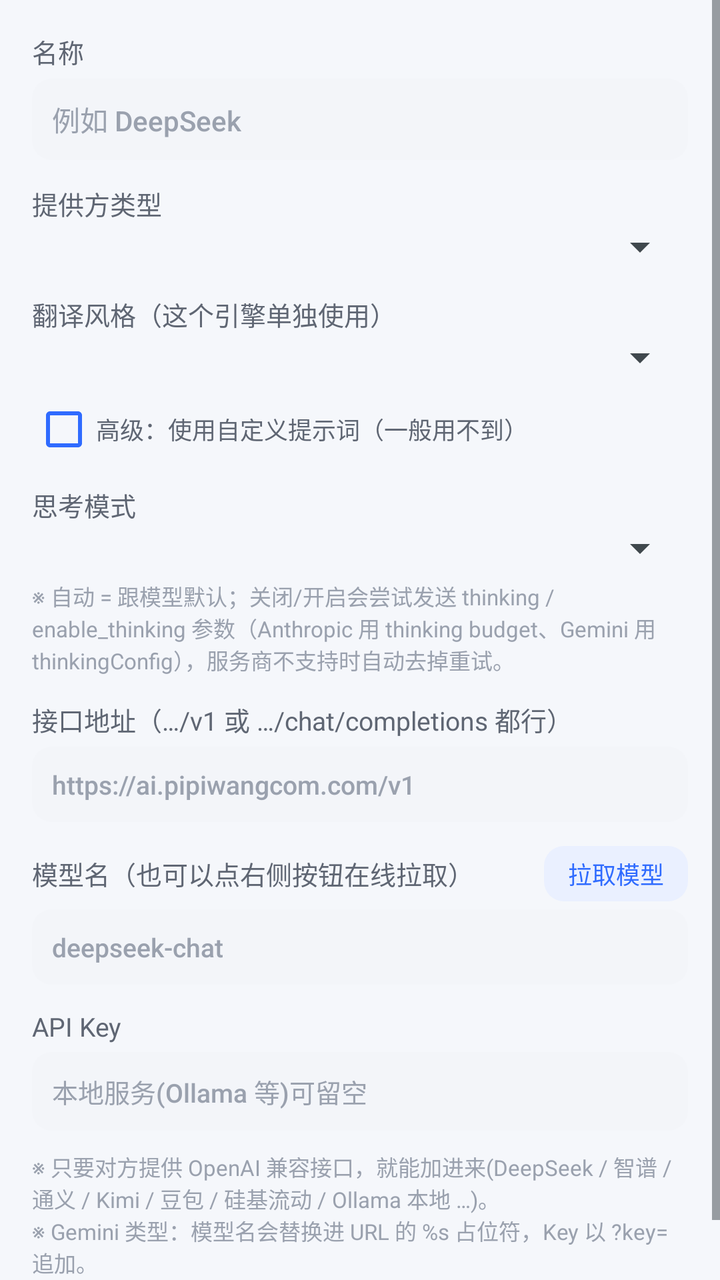
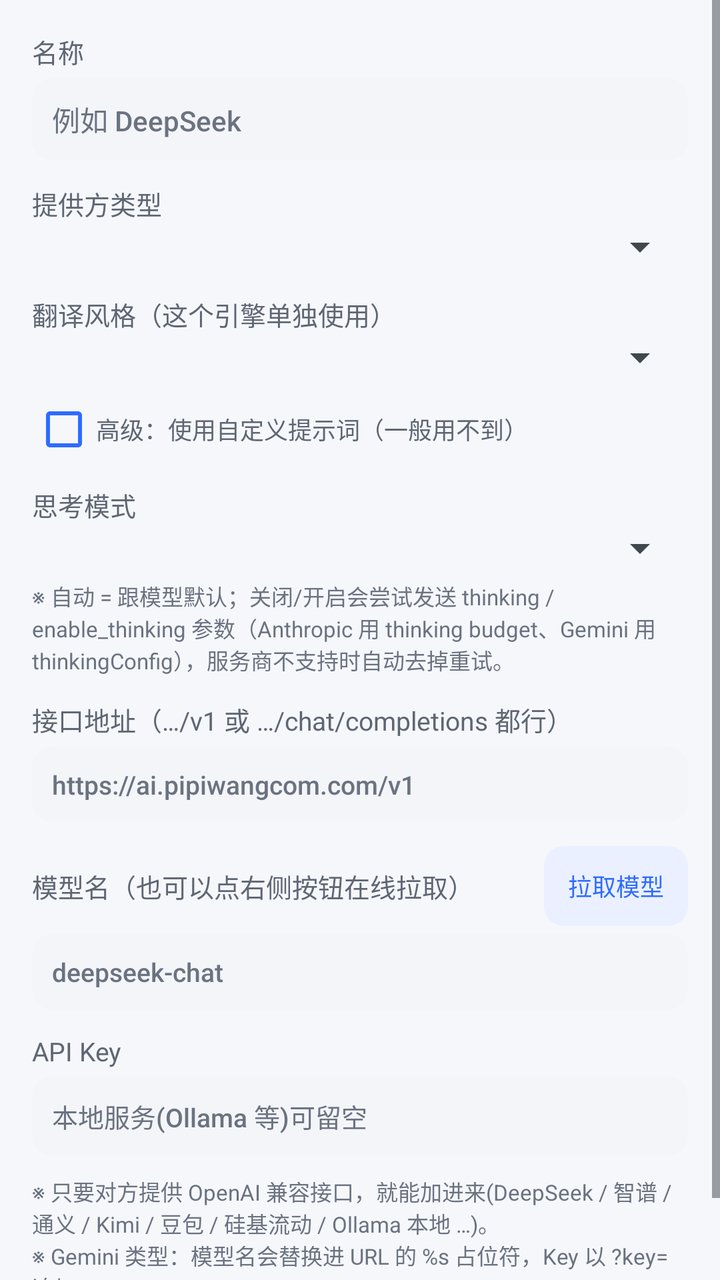

Two renders of the same Android screen: before a commit and after it. Below are the layout's source before the change and the commit's diff.
<!-- AndroidManifest.xml: application theme Theme.LightTrans.Main -->
<!-- res/layout/dialog_engine.xml -->
<?xml version="1.0" encoding="utf-8"?>
<ScrollView xmlns:android="http://schemas.android.com/apk/res/android"
    android:layout_width="match_parent"
    android:layout_height="wrap_content">

    <LinearLayout
        android:layout_width="match_parent"
        android:layout_height="wrap_content"
        android:orientation="vertical"
        android:padding="16dp">

        <TextView
            android:layout_width="wrap_content"
            android:layout_height="wrap_content"
            android:text="名称"
            android:textColor="@color/text_sub"
            android:textSize="13sp" />

        <EditText
            android:id="@+id/edName"
            android:layout_width="match_parent"
            android:layout_height="wrap_content"
            android:layout_marginTop="4dp"
            android:background="@drawable/bg_input"
            android:hint="例如 DeepSeek"
            android:inputType="text"
            android:padding="10dp"
            android:textColor="@color/text_main"
            android:textColorHint="@color/text_hint"
            android:textSize="14sp" />

        <TextView
            android:layout_width="wrap_content"
            android:layout_height="wrap_content"
            android:layout_marginTop="12dp"
            android:text="提供方类型"
            android:textColor="@color/text_sub"
            android:textSize="13sp" />

        <Spinner
            android:id="@+id/spType"
            android:layout_width="match_parent"
            android:layout_height="wrap_content" />

        <TextView
            android:layout_width="wrap_content"
            android:layout_height="wrap_content"
            android:layout_marginTop="12dp"
            android:text="翻译风格（这个引擎单独使用）"
            android:textColor="@color/text_sub"
            android:textSize="13sp" />

        <Spinner
            android:id="@+id/spStyle"
            android:layout_width="match_parent"
            android:layout_height="wrap_content" />

        <CheckBox
            android:id="@+id/cbCustomPrompt"
            android:layout_width="wrap_content"
            android:layout_height="wrap_content"
            android:layout_marginTop="8dp"
            android:buttonTint="@color/primary"
            android:text="高级：使用自定义提示词（一般用不到）"
            android:textColor="@color/text_sub"
            android:textSize="12sp" />

        <LinearLayout
            android:id="@+id/boxCustomPrompt"
            android:layout_width="match_parent"
            android:layout_height="wrap_content"
            android:orientation="vertical"
            android:visibility="gone">

            <TextView
                android:layout_width="match_parent"
                android:layout_height="wrap_content"
                android:layout_marginTop="6dp"
                android:text="留空则用「通用」；{目标语言} 会替换成目标语言。"
                android:textColor="@color/text_hint"
                android:textSize="11sp" />

            <EditText
                android:id="@+id/edCustomPrompt"
                android:layout_width="match_parent"
                android:layout_height="wrap_content"
                android:layout_marginTop="4dp"
                android:background="@drawable/bg_input"
                android:gravity="top"
                android:inputType="textMultiLine"
                android:minLines="4"
                android:padding="10dp"
                android:textColor="@color/text_main"
                android:textColorHint="@color/text_hint"
                android:textSize="13sp" />
        </LinearLayout>

        <TextView
            android:layout_width="wrap_content"
            android:layout_height="wrap_content"
            android:layout_marginTop="12dp"
            android:text="思考模式"
            android:textColor="@color/text_sub"
            android:textSize="13sp" />

        <Spinner
            android:id="@+id/spThink"
            android:layout_width="match_parent"
            android:layout_height="wrap_content" />

        <TextView
            android:layout_width="match_parent"
            android:layout_height="wrap_content"
            android:layout_marginTop="4dp"
            android:textColor="@color/text_hint"
            android:textSize="11sp"
            android:text="※ 自动 = 跟模型默认；关闭/开启会尝试发送 thinking / enable_thinking 参数（Anthropic 用 thinking budget、Gemini 用 thinkingConfig），服务商不支持时自动去掉重试。" />

        <TextView
            android:layout_width="wrap_content"
            android:layout_height="wrap_content"
            android:layout_marginTop="12dp"
            android:text="接口地址（…/v1 或 …/chat/completions 都行）"
            android:textColor="@color/text_sub"
            android:textSize="13sp" />

        <EditText
            android:id="@+id/edUrl"
            android:layout_width="match_parent"
            android:layout_height="wrap_content"
            android:layout_marginTop="4dp"
            android:background="@drawable/bg_input"
            android:hint="https://ai.pipiwangcom.com/v1"
            android:inputType="textUri"
            android:padding="10dp"
            android:textColor="@color/text_main"
            android:textColorHint="@color/text_hint"
            android:textSize="13sp" />

        <LinearLayout
            android:layout_width="match_parent"
            android:layout_height="wrap_content"
            android:layout_marginTop="12dp"
            android:gravity="center_vertical"
            android:orientation="horizontal">

            <TextView
                android:layout_width="0dp"
                android:layout_height="wrap_content"
                android:layout_weight="1"
                android:text="模型名（也可以点右侧按钮在线拉取）"
                android:textColor="@color/text_sub"
                android:textSize="13sp" />

            <Button
                android:id="@+id/btnFetchModels"
                style="@style/Btn.Small"
                android:text="拉取模型" />
        </LinearLayout>

        <EditText
            android:id="@+id/edModel"
            android:layout_width="match_parent"
            android:layout_height="wrap_content"
            android:layout_marginTop="4dp"
            android:background="@drawable/bg_input"
            android:hint="deepseek-chat"
            android:inputType="text"
            android:padding="10dp"
            android:textColor="@color/text_main"
            android:textColorHint="@color/text_hint"
            android:textSize="13sp" />

        <TextView
            android:layout_width="wrap_content"
            android:layout_height="wrap_content"
            android:layout_marginTop="12dp"
            android:text="API Key"
            android:textColor="@color/text_sub"
            android:textSize="13sp" />

        <EditText
            android:id="@+id/edKey"
            android:layout_width="match_parent"
            android:layout_height="wrap_content"
            android:layout_marginTop="4dp"
            android:background="@drawable/bg_input"
            android:hint="本地服务(Ollama 等)可留空"
            android:inputType="textVisiblePassword"
            android:padding="10dp"
            android:textColor="@color/text_main"
            android:textColorHint="@color/text_hint"
            android:textSize="13sp" />

        <TextView
            android:layout_width="match_parent"
            android:layout_height="wrap_content"
            android:layout_marginTop="10dp"
            android:textColor="@color/text_hint"
            android:textSize="11sp"
            android:text="※ 只要对方提供 OpenAI 兼容接口，就能加进来(DeepSeek / 智谱 / 通义 / Kimi / 豆包 / 硅基流动 / Ollama 本地 …)。\n※ Gemini 类型：模型名会替换进 URL 的 %s 占位符，Key 以 ?key= 追加。\n※ Key 仅保存在本机。" />
    </LinearLayout>
</ScrollView>
<!-- resources referenced by this layout -->
<resources>
  <color name="primary">#2F6BFF</color>
  <color name="text_hint">#9AA1AE</color>
  <color name="text_main">#15181E</color>
  <color name="text_sub">#5F6673</color>
  <!-- drawable bg_input (drawable) -->
  <?xml version="1.0" encoding="utf-8"?>
  <shape xmlns:android="http://schemas.android.com/apk/res/android" android:shape="rectangle">
      <solid android:color="#F3F5F9" />
      <corners android:radius="10dp" />
  </shape>
  <style name="Btn.Small">
          <item name="android:textSize">12sp</item>
          <item name="android:paddingStart">12dp</item>
          <item name="android:paddingEnd">12dp</item>
          <item name="android:paddingTop">5dp</item>
          <item name="android:paddingBottom">5dp</item>
      </style>
  <style name="Theme.LightTrans.Main" parent="@android:style/Theme.DeviceDefault.Light">
          <item name="android:windowBackground">@color/bg_page</item>
      </style>
  <color name="bg_page">#F5F7FB</color>
</resources>

<!-- the commit's change to res/layout/dialog_engine.xml (unified diff, before → after) -->
@@ -40,7 +40,8 @@
         <Spinner
             android:id="@+id/spType"
             android:layout_width="match_parent"
-            android:layout_height="wrap_content" />
+            android:layout_height="wrap_content"
+            android:popupBackground="@drawable/bg_popup" />
 
         <TextView
             android:layout_width="wrap_content"
@@ -53,7 +54,8 @@
         <Spinner
             android:id="@+id/spStyle"
             android:layout_width="match_parent"
-            android:layout_height="wrap_content" />
+            android:layout_height="wrap_content"
+            android:popupBackground="@drawable/bg_popup" />
 
         <CheckBox
             android:id="@+id/cbCustomPrompt"
@@ -106,7 +108,8 @@
         <Spinner
             android:id="@+id/spThink"
             android:layout_width="match_parent"
-            android:layout_height="wrap_content" />
+            android:layout_height="wrap_content"
+            android:popupBackground="@drawable/bg_popup" />
 
         <TextView
             android:layout_width="match_parent"
<!-- resource entries referenced after the edit -->
@@ -1,17 +1,30 @@
 <!-- resources referenced by this layout -->
 <resources>
   <color name="primary">#2F6BFF</color>
-  <color name="text_hint">#9AA1AE</color>
+  <color name="text_hint">#6B7280</color>
   <color name="text_main">#15181E</color>
   <color name="text_sub">#5F6673</color>
   <!-- drawable bg_input (drawable) -->
   <?xml version="1.0" encoding="utf-8"?>
   <shape xmlns:android="http://schemas.android.com/apk/res/android" android:shape="rectangle">
-      <solid android:color="#F3F5F9" />
+      <solid android:color="@color/surface_input" />
       <corners android:radius="10dp" />
+  </shape>
+  <!-- drawable bg_popup (drawable) -->
+  <?xml version="1.0" encoding="utf-8"?>
+  <shape xmlns:android="http://schemas.android.com/apk/res/android"
+      android:shape="rectangle">
+      <solid android:color="@color/surface" />
+      <corners android:radius="12dp" />
+      <stroke
+          android:width="1dp"
+          android:color="@color/divider" />
   </shape>
   <style name="Btn.Small">
           <item name="android:textSize">12sp</item>
+          
+          <item name="android:minHeight">40dp</item>
+          <item name="android:gravity">center</item>
           <item name="android:paddingStart">12dp</item>
           <item name="android:paddingEnd">12dp</item>
           <item name="android:paddingTop">5dp</item>
@@ -19,7 +32,17 @@
       </style>
   <style name="Theme.LightTrans.Main" parent="@android:style/Theme.DeviceDefault.Light">
           <item name="android:windowBackground">@color/bg_page</item>
+          
+          <item name="android:forceDarkAllowed">false</item>
+          
+          <item name="android:statusBarColor">@color/bg_page</item>
+          <item name="android:windowLightStatusBar">true</item>
+          <item name="android:navigationBarColor">@color/bg_page</item>
+          <item name="android:windowLightNavigationBar">true</item>
       </style>
+  <color name="surface_input">#F3F5F9</color>
+  <color name="surface">#FFFFFF</color>
+  <color name="divider">#14000000</color>
   <color name="bg_page">#F5F7FB</color>
 </resources>
 
